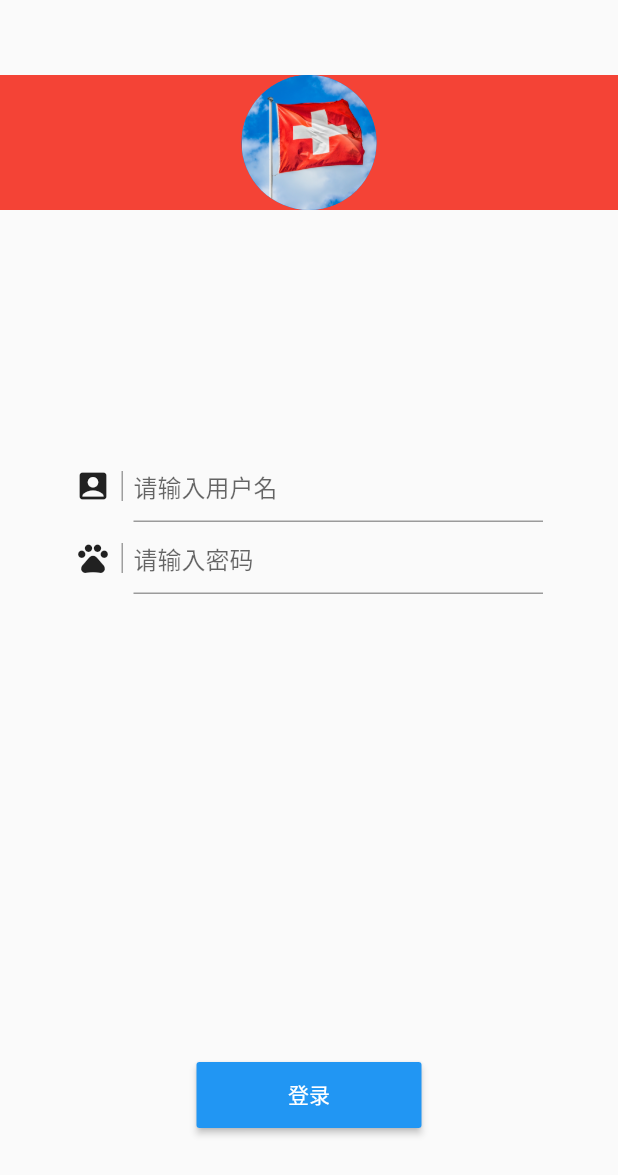
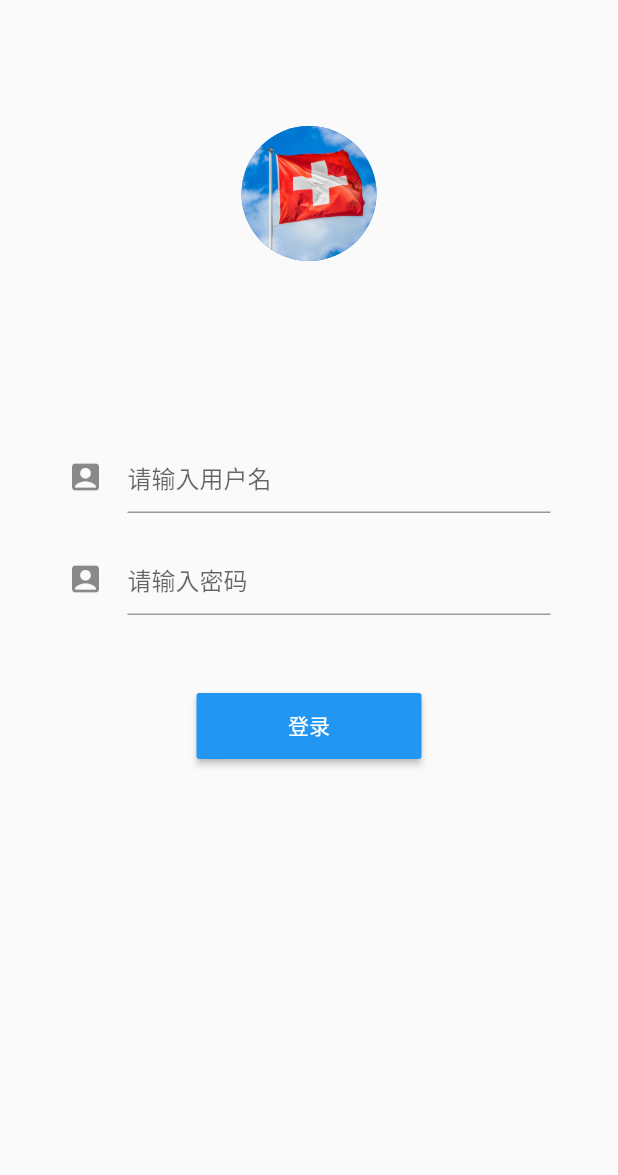
Before and after one commit to LeeJoey77/flutter_demo, a Flutter app: the screen it shows after launch, on a phone screen of 412 x 824 dp. Shown: the top 1175 px of the screen. Run offline on Flutter 3.47's test engine with Material 2 defaults, Android fonts, the phone set to English and light mode, and no system bars; our stand-ins replace dio; missing offline and left inert: barcode_scan, flutter_amap.

Commit message:
登录界面重建

```diff
--- /dev/null
+++ b/flutter_demo/lib/common/globalConst.dart
@@ -0,0 +1,5 @@
+import 'package:flutter/material.dart';
+
+class GlobalConst {
+
+}
--- a/flutter_demo/lib/logIn.dart
+++ /dev/null
@@ -1,244 +0,0 @@
-import 'package:flutter/material.dart';
-import 'homepage.dart';
-
-class LogInPage extends StatefulWidget {
-  @override
-  _LogInPageState createState() => _LogInPageState();
-}
-
-class _LogInPageState extends State<LogInPage> {
-  @override
-  Widget build(BuildContext context) {
-    // return _listViewLayout(context);
-    return _stackLayout(context);
-  }
-}
-
-Widget _stackLayout(BuildContext context) {
-  final kScreenWidth = MediaQuery.of(context).size.width;
-  final logo = CircleAvatar(
-    radius: 45.0,
-    child: ClipOval(
-        child: Image.asset(
-      'resource/Swiss-flag.jpg',
-      fit: BoxFit.cover,
-      width: 90,
-      height: 90,
-    )),
-  );
-  final emailAndPasswordTF = Column(
-      mainAxisAlignment: MainAxisAlignment.center,
-      crossAxisAlignment: CrossAxisAlignment.center,
-      children: <Widget>[
-        Row(children: <Widget>[
-          Icon(Icons.account_box),
-          SizedBox(width: 7),
-          Container(
-            decoration: BoxDecoration(color: Colors.grey),
-            width: 1,
-            height: 20,
-          ),
-          SizedBox(width: 7),
-          Expanded(
-            child: TextFormField(
-              decoration: InputDecoration(hintText: '请输入用户名'),
-            ),
-          )
-        ]),
-        Row(children: <Widget>[
-          Icon(Icons.pets),
-          SizedBox(width: 7),
-          Container(
-            decoration: BoxDecoration(color: Colors.grey),
-            width: 1,
-            height: 20,
-          ),
-          SizedBox(width: 7),
-          Expanded(
-            child: TextFormField(
-              decoration: InputDecoration(hintText: '请输入密码'),
-            ),
-          )
-        ]),
-      ]);
-  final loginBt = MaterialButton(
-    child: Text('登录'),
-    color: Colors.blue,
-    disabledColor: Colors.grey,
-    textColor: Colors.white,
-    minWidth: 150,
-    height: 44,
-    onPressed: () {
-      Navigator.of(context)
-          .push(MaterialPageRoute(builder: (BuildContext context) {
-        return HomePage();
-      }));
-    },
-  );
-  return Scaffold(
-      body: Container(
-    // padding: EdgeInsets.only(left: 25, right: 25.0),
-    child: Stack(alignment: AlignmentDirectional.center, children: <Widget>[
-      Positioned(
-          left: 0,
-          top: 50,
-          child: Container(
-            color: Colors.red,
-            constraints: BoxConstraints(
-              maxWidth: kScreenWidth,
-            ),
-            alignment: Alignment.center,
-            child: logo,
-          )),
-      Positioned(
-        left: 50,
-        top: 300,
-        child: Container(
-          constraints: BoxConstraints(maxWidth: kScreenWidth - 2 * 50),
-          alignment: Alignment.center,
-          child: emailAndPasswordTF,
-        ),
-      ),
-      Positioned(
-        left: 0,
-        bottom: 70,
-        child: Container(
-          constraints: BoxConstraints(
-            maxWidth: kScreenWidth,
-          ),
-          alignment: Alignment.center,
-          child: loginBt,
-        ),
-      ),
-    ]),
-  )
-      // body: Center(
-      //   // child: Center(
-      //     child: ListView(
-      //       shrinkWrap: true,
-      //       padding: EdgeInsets.only(left: 25, top: 0, right: 25.0),
-      //       children: <Widget>[
-      //         logo,
-
-      //         SizedBox(height: 150.0),
-      //         // emailAndPasswordTF,
-      //         // SizedBox(height: 48.0),
-      //         loginBt,
-      //         SizedBox(height: 48.0),
-      //       ],
-      //    ),
-      // //  )
-      // )
-      );
-  // return Scaffold(
-  //   body: Center(
-  //     // child: Center(
-  //       child: ListView(
-  //         shrinkWrap: true,
-  //         padding: EdgeInsets.only(left: 25, top: 0, right: 25.0),
-  //         children: <Widget>[
-  //           logo,
-
-  //           SizedBox(height: 150.0),
-  //           // emailAndPasswordTF,
-  //           // SizedBox(height: 48.0),
-  //           loginBt,
-  //           SizedBox(height: 48.0),
-  //         ],
-  //      ),
-  //   //  )
-  //   )
-  // );
-}
-
-// 使用 ListView 布局子视图
-Widget _listViewLayout(BuildContext context) {
-  final logo = new Hero(
-    tag: 'hero',
-    child: new CircleAvatar(
-      backgroundColor: Colors.transparent,
-      radius: 48.0,
-      child: new Image.asset('resource/Swiss-flag.jpg'),
-    ),
-  );
-
-  final email = new TextFormField(
-    keyboardType: TextInputType.emailAddress,
-    autofocus: false,
-    initialValue: 'suyie001@gmail.com',
-    decoration: new InputDecoration(
-        hintText: 'Email',
-        contentPadding: new EdgeInsets.fromLTRB(20.0, 10.0, 20.0, 10.0),
-        border:
-            new OutlineInputBorder(borderRadius: BorderRadius.circular(32.0))),
-  );
-
-  final password = new TextFormField(
-    autofocus: false,
-    initialValue: 'some password',
-    obscureText: true,
-    decoration: new InputDecoration(
-        hintText: 'Password',
-        contentPadding: new EdgeInsets.fromLTRB(20.0, 10.0, 20.0, 10.0),
-        border:
-            new OutlineInputBorder(borderRadius: BorderRadius.circular(32.0))),
-  );
-
-  final loginButton = new Padding(
-    padding: new EdgeInsets.symmetric(vertical: 16.0),
-    child: new Material(
-      borderRadius: BorderRadius.circular(32.0),
-      shadowColor: Colors.lightBlueAccent.shade100,
-      elevation: 5.0,
-      child: new MaterialButton(
-        minWidth: 200.0,
-        height: 42.0,
-        onPressed: () {
-          Navigator.of(context)
-              .push(MaterialPageRoute(builder: (BuildContext context) {
-            return HomePage();
-          }));
-        },
-        color: Colors.lightBlueAccent,
-        child: new Text(
-          'Log In',
-          style: new TextStyle(color: Colors.white),
-        ),
-      ),
-    ),
-  );
-
-  final forgetLabel = new FlatButton(
-    onPressed: () {},
-    child: new Text(
-      'Forget Password?',
-      style: new TextStyle(color: Colors.black54),
-    ),
-  );
-
-  return new Scaffold(
-    backgroundColor: Colors.white,
-    body: new Center(
-      child: new Center(
-        child: new ListView(
-          shrinkWrap: true,
-          padding: new EdgeInsets.only(left: 24.0, right: 24.0),
-          children: <Widget>[
-            logo,
-            SizedBox(height: 48.0),
-            email,
-            SizedBox(
-              height: 8.0,
-            ),
-            password,
-            SizedBox(
-              height: 24.0,
-            ),
-            loginButton,
-            forgetLabel
-          ],
-        ),
-      ),
-    ),
-  );
-}
--- a/flutter_demo/lib/main.dart
+++ b/flutter_demo/lib/main.dart
@@ -1,8 +1,6 @@
 import 'package:flutter/material.dart';
-import 'logIn.dart';
 import 'package:flutter_amap/flutter_amap.dart';
-
-
+import 'package:flutter_demo/page/logIn.dart';
 
 void main() {
   //高德地图
@@ -27,7 +25,9 @@ class MyApp extends StatelessWidget {
         // counter didn't reset back to zero; the application is not restarted.
         primarySwatch: Colors.blue,
       ),
-      home: LogInPage(),
+      home: Scaffold(
+        body: LogInPage(),
+      ),
     );
   }
 }
--- /dev/null
+++ b/flutter_demo/lib/network/url.dart
@@ -0,0 +1,6 @@
+
+
+class Address {
+  static const HostAddr = 'http://117.139.13.231:26840/';
+  static const LogOutUrl = HostAddr + 'rest/auth/logout';
+}
--- /dev/null
+++ b/flutter_demo/lib/page/logIn.dart
@@ -0,0 +1,117 @@
+import 'package:flutter/material.dart';
+import 'package:flutter_demo/widget/FDInputWidget.dart';
+import 'homepage.dart';
+
+class LogInPage extends StatefulWidget {
+  @override
+  _LogInPageState createState() => _LogInPageState();
+}
+
+class _LogInPageState extends State<LogInPage> {
+  @override
+  Widget build(BuildContext context) {
+    // return _listViewLayout(context);
+    return _pageLayout(context);
+  }
+}
+
+Widget _pageLayout(BuildContext context) {
+  var _userName = '';
+  var _passWord = '';
+  final kScreenWidth = MediaQuery.of(context).size.width;
+  final leftPad = 25.0;
+  final rightPad = 25.0;
+
+  final logo = CircleAvatar(
+    radius: 45.0,
+    child: ClipOval(
+        child: Image.asset(
+      'resource/Swiss-flag.jpg',
+      fit: BoxFit.cover,
+      width: 90,
+      height: 90,
+    )),
+  );
+  final inputField = Padding(
+    padding: EdgeInsets.only(left: 20, right: 20),
+    child: Column(
+        mainAxisAlignment: MainAxisAlignment.center,
+        crossAxisAlignment: CrossAxisAlignment.center,
+        children: <Widget>[
+          FDInputWidget(hintText: '请输入用户名', onChanged: (value){
+            _userName = value;
+          },),
+          Padding(padding: EdgeInsets.all(10.0),),
+          FDInputWidget(hintText: '请输入密码', onChanged: (value){
+            _passWord = value;
+          },),
+        ]
+    ),
+  );
+  final loginBt = MaterialButton(
+    child: Text('登录'),
+    color: Colors.blue,
+    disabledColor: Colors.grey,
+    textColor: Colors.white,
+    minWidth: 150,
+    height: 44,
+    onPressed: () {
+      if (_userName == '') {
+        showDialog(
+          context: context,
+          barrierDismissible: true,
+          builder: (context){
+            return AlertDialog(
+              title: Text('用户名不能为空'),
+              actions: <Widget>[
+                FlatButton(
+                  child: Text('确定'),
+                  onPressed: (){
+                    Navigator.of(context).pop();
+                  },
+                )
+              ],
+            );
+          }
+         );
+      } else if (_passWord == '') {
+        showDialog(
+          context: context,
+          barrierDismissible: true,
+          builder: (context){
+            return AlertDialog(
+              title: Text('密码不能为空'),
+              actions: <Widget>[
+                FlatButton(
+                  child: Text('确定'),
+                  onPressed: (){
+                    Navigator.of(context).pop();
+                  },
+                )
+              ],
+            );
+          }
+         );
+      } else {
+        Navigator.of(context)
+            .push(MaterialPageRoute(builder: (BuildContext context) {
+          return HomePage();
+        }));
+      }
+    },
+  );
+  return Padding(
+    padding: EdgeInsets.only(left: leftPad, right: rightPad, top: 84, bottom: 10),
+    child: Column(
+      mainAxisAlignment: MainAxisAlignment.start,
+      crossAxisAlignment: CrossAxisAlignment.center,
+      children: <Widget>[
+        logo,
+        SizedBox(height: 120,),
+        inputField,
+        SizedBox(height: 50,),
+        loginBt,
+      ],
+    ),
+ );
+}
--- /dev/null
+++ b/flutter_demo/lib/widget/FDInputWidget.dart
@@ -0,0 +1,23 @@
+import 'package:flutter/material.dart';
+
+class FDInputWidget extends StatefulWidget {
+  final String hintText;
+  final ValueChanged<String> onChanged;
+  FDInputWidget({Key key, this.hintText, this.onChanged}): super(key: key);
+
+  @override
+  _FDInputWidgetState createState() => _FDInputWidgetState();
+}
+
+class _FDInputWidgetState extends State<FDInputWidget> {
+  @override
+  Widget build(BuildContext context) {
+    return TextField(
+      onChanged: widget.onChanged,
+      decoration: InputDecoration(
+        hintText: widget.hintText,
+        icon: Icon(Icons.account_box),
+      ),
+    );
+  }
+}
--- a/flutter_demo/pubspec.yaml
+++ b/flutter_demo/pubspec.yaml
@@ -22,6 +22,7 @@ dependencies:
   qr_flutter: ^1.1.3
   barcode_scan: ^0.0.4
   flutter_amap: ^0.0.1
+  dio: ^1.0.6
 
 dev_dependencies:
   flutter_test:
```
Also changed, not shown: flutter_demo/lib/page/homepage.dart (renamed from flutter_demo/lib/homepage.dart, +9 -1 lines), flutter_demo/lib/page/findpage.dart (added), flutter_demo/lib/page/qrcodepage.dart (renamed from flutter_demo/lib/qrcodepage.dart).
